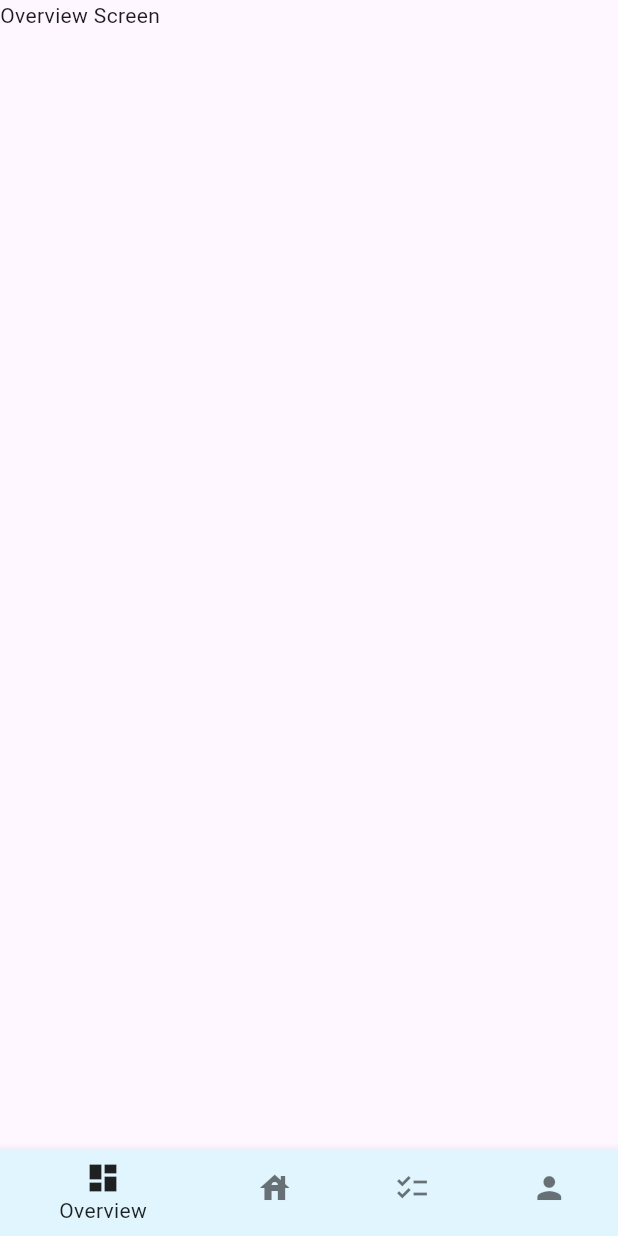
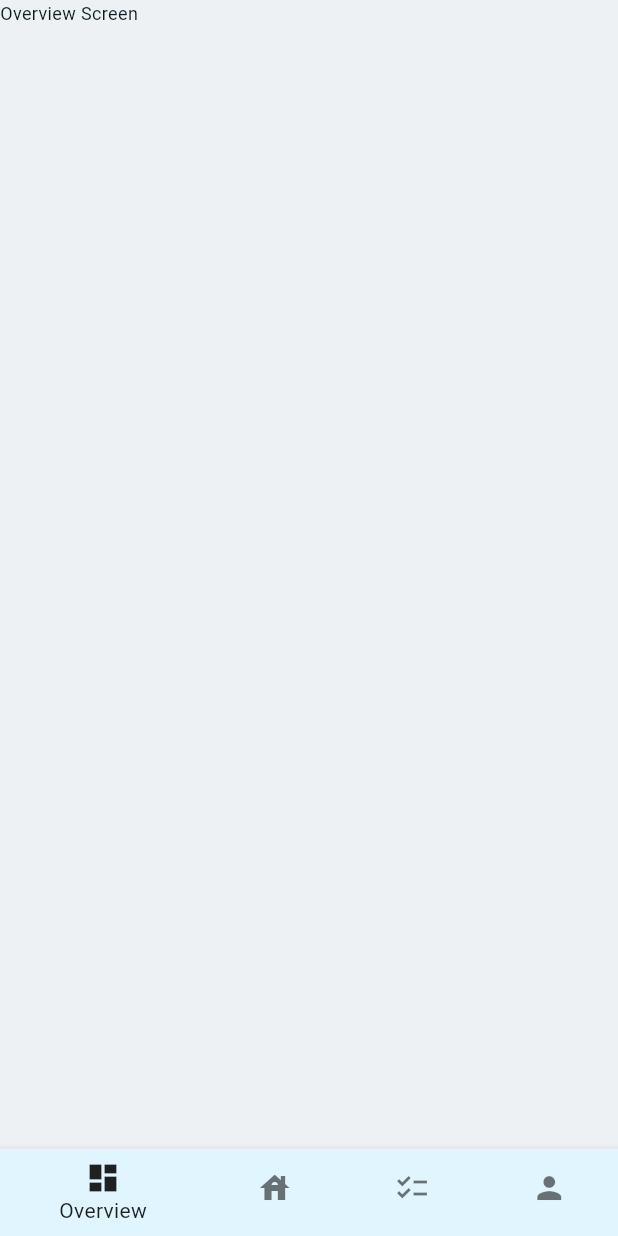
Before and after one commit to hery-alex/buenro_hotel_booking_test, a Flutter app: the screen it shows after launch, on a phone screen of 412 x 824 dp. Run offline on Flutter 3.47's test engine with Material 3 defaults, Android fonts, the phone set to English and light mode, and no system bars; our stand-ins replace auto_route, cached_network_image, flutter_bloc.

Commit message:
built : list widget ( component), hotel card widget ( component) , added sealead parameters to list widget , added a primary theme to the whole app

```diff
--- a/lib/api_library/api_endpoints/buenro_google_search_endpoints.dart
+++ b/lib/api_library/api_endpoints/buenro_google_search_endpoints.dart
@@ -12,7 +12,7 @@ class GoogleSearchEndpoint extends BuenroApiBase{
             "google_domain": "google.co.uk",
             "gl": "uk",
             "hl": "en",
-            "device": "mobile"
+            "device": "desktop"
           }
        );
 
--- a/lib/main.dart
+++ b/lib/main.dart
@@ -1,5 +1,6 @@
 import 'package:buenro_hotel_booking_test/l10n/app_localizations.dart';
 import 'package:buenro_hotel_booking_test/router/app_router.dart';
+import 'package:buenro_hotel_booking_test/theme/primary_theme.dart';
 import 'package:flutter/material.dart';
 import 'package:flutter_localizations/flutter_localizations.dart';
 
@@ -26,6 +27,7 @@
           Locale('en'), // English
           Locale('ro'), // Romanian
         ],
+      theme: BuneroHotelBookingTheme.primaryThemeData,
       routerConfig: AppRouter().config()
       );
   }
--- /dev/null
+++ b/lib/theme/primary_theme.dart
@@ -0,0 +1,46 @@
+import 'package:flutter/material.dart';
+
+class BuneroHotelBookingTheme {
+
+   static ThemeData primaryThemeData = themeData(colorScheme,textTheme);
+
+
+   static ColorScheme colorScheme = const ColorScheme(
+    surface: Color.fromARGB(255, 237, 241, 243),
+    onSurface: Color(0xff0E1C21),
+    brightness: Brightness.light,
+    primary: Color.fromARGB(255, 170, 221, 247),
+    onPrimary: Color.fromARGB(255, 39, 39, 39),
+    primaryContainer: Color.fromARGB(255, 26, 130, 235),
+    secondary: Color(0xff899194),
+    onSecondary: Color(0xffE7E9EA),
+    error: Colors.red,
+    onError: Color(0xff0B1519)
+    );
+
+
+   static TextTheme textTheme = const TextTheme(
+     headlineLarge: TextStyle(
+      fontSize: 34
+     ),
+     headlineMedium:TextStyle(
+      fontSize: 32
+     ),
+     headlineSmall: TextStyle(
+      fontSize: 18
+     ),
+     bodyLarge: TextStyle(
+      fontSize: 16,
+     ),
+     bodyMedium: TextStyle(
+      fontSize: 12,
+     )
+   );
+
+   static ThemeData themeData(ColorScheme colorScheme,TextTheme textTheme) {
+    return ThemeData(
+      colorScheme: colorScheme,
+      textTheme: textTheme
+    );
+  }
+}
--- a/pubspec.yaml
+++ b/pubspec.yaml
@@ -15,6 +15,7 @@ dependencies:
   flutter_bloc: ^9.1.1
   auto_route: ^11.0.0
   cupertino_icons: ^1.0.8
+  cached_network_image: ^3.4.1
 
   flutter_localizations:
     sdk: flutter
```
Also changed, not shown: lib/components/hotel_view_component/hotel_view_widget.dart (added, +98 -0 lines), lib/components/list_widget/list_widget.dart (added, +29 -0 lines), lib/components/list_widget/list_widget_sealed_parametrs.dart (added, +32 -0 lines), lib/screens/hotels_screen/hotels_screen_view/hotels_screen_view.dart (+7 -1 lines), pubspec.lock, 10 other files.
